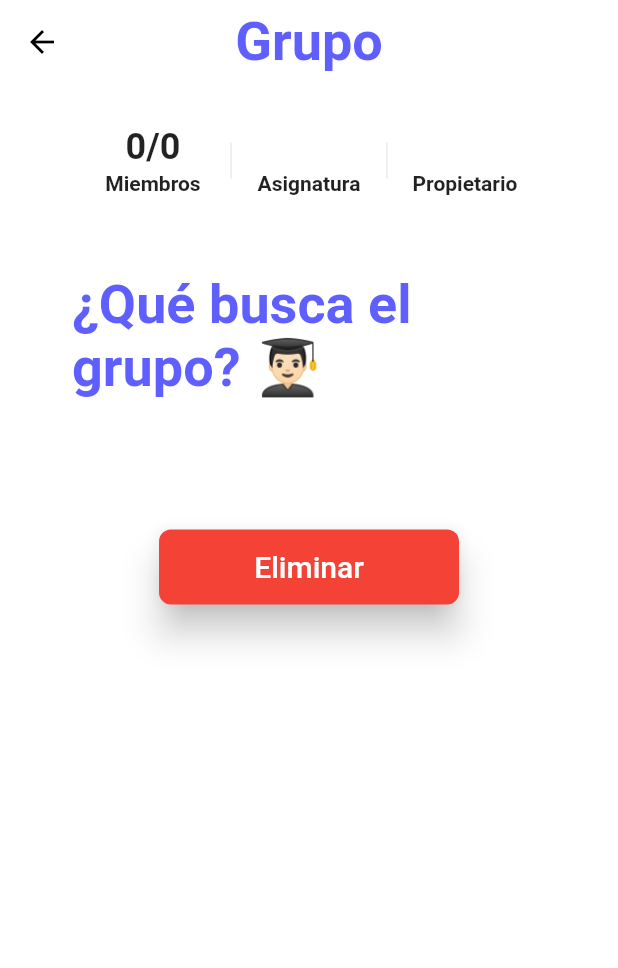
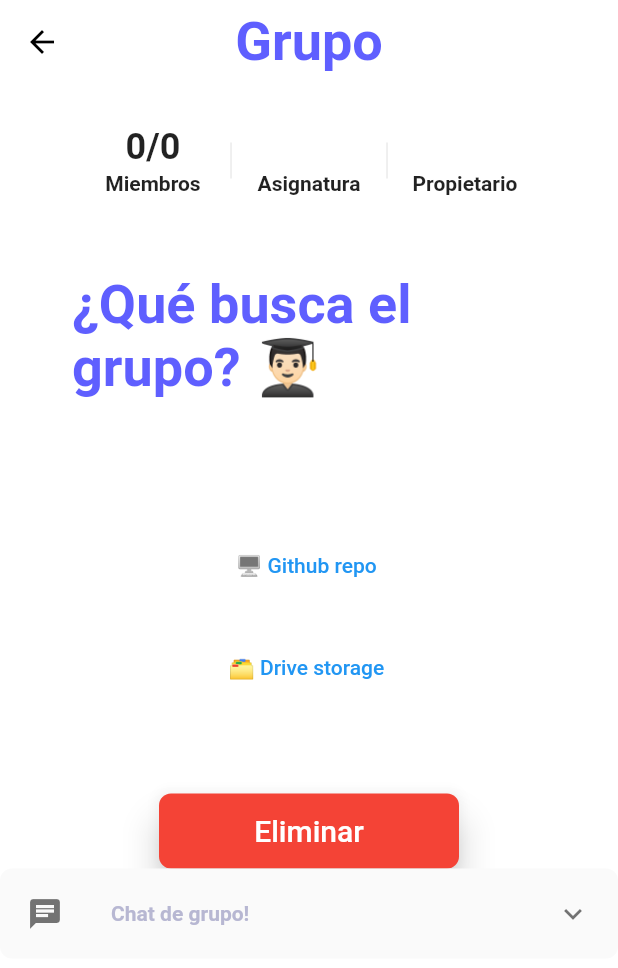
Before and after one commit to VaqueroGitHub/TFG, a Flutter app: the GroupDetailsScreen screen opened directly with empty values, on a phone screen of 412 x 824 dp. Shown: the top 968 px of the screen. Run offline on Flutter 3.47's test engine with Material 2 defaults, Android fonts, the phone set to English and light mode, and no system bars; our stand-ins replace cloud_firestore, firebase_core, flutter_secure_storage, flutter_svg, url_launcher_web; missing offline and left inert: cloud_firestore_web, firebase_core_web, flutter_folding_card, flutter_secure_storage_web; accounts and stored records are empty; network calls fail.

Commit message:
some changes

```diff
--- a/lib/generated_plugin_registrant.dart
+++ b/lib/generated_plugin_registrant.dart
@@ -4,10 +4,12 @@
 
 // ignore_for_file: directives_ordering
 // ignore_for_file: lines_longer_than_80_chars
+// ignore_for_file: depend_on_referenced_packages
 
 import 'package:cloud_firestore_web/cloud_firestore_web.dart';
 import 'package:firebase_core_web/firebase_core_web.dart';
 import 'package:flutter_secure_storage_web/flutter_secure_storage_web.dart';
+import 'package:url_launcher_web/url_launcher_web.dart';
 
 import 'package:flutter_web_plugins/flutter_web_plugins.dart';
 
@@ -16,5 +18,6 @@ void registerPlugins(Registrar registrar) {
   FirebaseFirestoreWeb.registerWith(registrar);
   FirebaseCoreWeb.registerWith(registrar);
   FlutterSecureStorageWeb.registerWith(registrar);
+  UrlLauncherPlugin.registerWith(registrar);
   registrar.registerMessageHandler();
 }
--- a/lib/screens/forum/subforum_main_page_screen.dart
+++ b/lib/screens/forum/subforum_main_page_screen.dart
@@ -6,7 +6,7 @@ import 'package:flutter_application_tfg/providers/forum_list_provider.dart';
 import 'package:flutter_application_tfg/providers/post_main_provider.dart';
 import 'package:flutter_application_tfg/screen_arguments/forum_arguments.dart';
 import 'package:flutter_application_tfg/screen_arguments/post_arguments.dart';
-import 'package:flutter_application_tfg/widgets/my_search_delegate.dart';
+import 'package:flutter_application_tfg/screens/group/my_search_delegate_groups.dart';
 import 'package:flutter_svg/flutter_svg.dart';
 import 'package:provider/provider.dart';
 
@@ -28,7 +28,7 @@ class SubforumMainPage extends StatelessWidget {
               onPressed: () => Navigator.pop(context)),
           actions: [
             IconButton(
-              onPressed: () => MySearchDelegate(),
+              onPressed: () => MySearchDelegateGroups(),
               icon: Icon(Icons.search),
               color: Colors.black,
             )
--- a/lib/screens/group/all_groups_screen.dart
+++ b/lib/screens/group/all_groups_screen.dart
@@ -4,7 +4,7 @@ import 'package:flutter/material.dart';
 import 'package:flutter_application_tfg/models/group.dart';
 import 'package:flutter_application_tfg/providers/group_list_provider.dart';
 import 'package:flutter_application_tfg/screen_arguments/group_arguments.dart';
-import 'package:flutter_application_tfg/widgets/my_search_delegate.dart';
+import 'package:flutter_application_tfg/screens/group/my_search_delegate_groups.dart';
 import 'package:flutter_svg/flutter_svg.dart';
 import 'package:provider/provider.dart';
 import 'package:flutter_application_tfg/providers/user_session_provider.dart';
@@ -28,7 +28,8 @@ class AllGroupsPage extends StatelessWidget {
               onPressed: () => Navigator.pop(context)),
           actions: [
             IconButton(
-              onPressed: () => MySearchDelegate(),
+              onPressed: () => showSearch(
+                  context: context, delegate: MySearchDelegateGroups()),
               icon: Icon(Icons.search),
               color: Colors.black,
             )
--- a/lib/screens/group/group_details_screen.dart
+++ b/lib/screens/group/group_details_screen.dart
@@ -1,10 +1,12 @@
 // ignore_for_file: file_names
+import 'package:expansion_tile_card/expansion_tile_card.dart';
 import 'package:flutter/material.dart';
 import 'package:flutter_application_tfg/models/user.dart';
 import 'package:flutter_application_tfg/providers/user_session_provider.dart';
 import 'package:flutter_application_tfg/screen_arguments/group_arguments.dart';
 import 'package:flutter_application_tfg/services/group_database_service.dart';
 import 'package:provider/provider.dart';
+import 'package:url_launcher/url_launcher.dart';
 
 class GroupDetailsScreen extends StatelessWidget {
   @override
@@ -37,9 +39,10 @@ class GroupDetailsScreen extends StatelessWidget {
             const SizedBox(height: 48),
             buildAbout(context),
             const SizedBox(height: 48),
-            Row(
+            Column(
               mainAxisAlignment: MainAxisAlignment.center,
               children: [
+                _InfoLinks(),
                 userSessionProvider.user.id == args.group.idUser ||
                         args.group.idMembers
                             .contains(userSessionProvider.user.id) ||
@@ -148,6 +151,7 @@ class GroupDetailsScreen extends StatelessWidget {
                                   arguments: 2);
                         },
                       ),
+                _ChatCardWidget(),
               ],
             ),
           ],
@@ -188,6 +192,81 @@ class GroupDetailsScreen extends StatelessWidget {
           ),
         ],
       ),
+    );
+  }
+}
+
+void _launchURL(_url) async {
+  if (!await launch(_url)) throw 'Could not launch $_url';
+}
+
+class _ChatCardWidget extends StatelessWidget {
+  const _ChatCardWidget({
+    Key? key,
+  }) : super(key: key);
+
+  @override
+  Widget build(BuildContext context) {
+    return ExpansionTileCard(
+      key: GlobalKey(),
+      leading: Icon(Icons.chat),
+      title: Text('Chat de grupo!'),
+      //subtitle: Text('I expand!'),
+      children: <Widget>[
+        Divider(
+          thickness: 1.0,
+          height: 1.0,
+        ),
+        Align(
+          alignment: Alignment.centerLeft,
+          child: Padding(
+            padding: const EdgeInsets.symmetric(
+              horizontal: 16.0,
+              vertical: 8.0,
+            ),
+            child: Text(
+              """Hi there, I'm a drop-in replacement for Flutter's ExpansionTile.
+
+Use me any time you think your app could benefit from being just a bit more Material.
+
+These buttons control the next card down!""",
+              style:
+                  Theme.of(context).textTheme.bodyText2!.copyWith(fontSize: 16),
+            ),
+          ),
+        ),
+        ButtonBar(
+          alignment: MainAxisAlignment.spaceAround,
+          buttonHeight: 52.0,
+          buttonMinWidth: 90.0,
+          children: <Widget>[],
+        ),
+      ],
+    );
+  }
+}
+
+class _InfoLinks extends StatelessWidget {
+  const _InfoLinks({
+    Key? key,
+  }) : super(key: key);
+
+  @override
+  Widget build(BuildContext context) {
+    return Column(
+      mainAxisAlignment: MainAxisAlignment.center,
+      children: [
+        TextButton(
+          child: Text("🖥️ Github repo "),
+          onPressed: () => _launchURL("https://github.com/"),
+        ),
+        SizedBox(height: 20),
+        TextButton(
+          child: Text("🗂️ Drive storage "),
+          onPressed: () => _launchURL("https://drive.google.com/"),
+        ),
+        SizedBox(height: 20),
+      ],
     );
   }
 }
```
Also changed, not shown: lib/screens/forum/forum_main_page_screen.dart (+19 -3 lines), lib/screens/forum/my_search_delegate_forums.dart (added, +38 -0 lines), lib/screens/group/groups_main_page_screen.dart (+17 -3 lines), lib/screens/group/my_search_delegate_groups.dart (renamed from lib/widgets/my_search_delegate.dart, +9 -5 lines), lib/screens/profile/about_profile_screen.dart (+30 -7 lines), lib/screens/profile/profile_screen.dart (+30 -16 lines), lib/screens/service/service_main_page.dart (+102 -3 lines), pubspec.yaml (+4 -5 lines), 4 other files.
